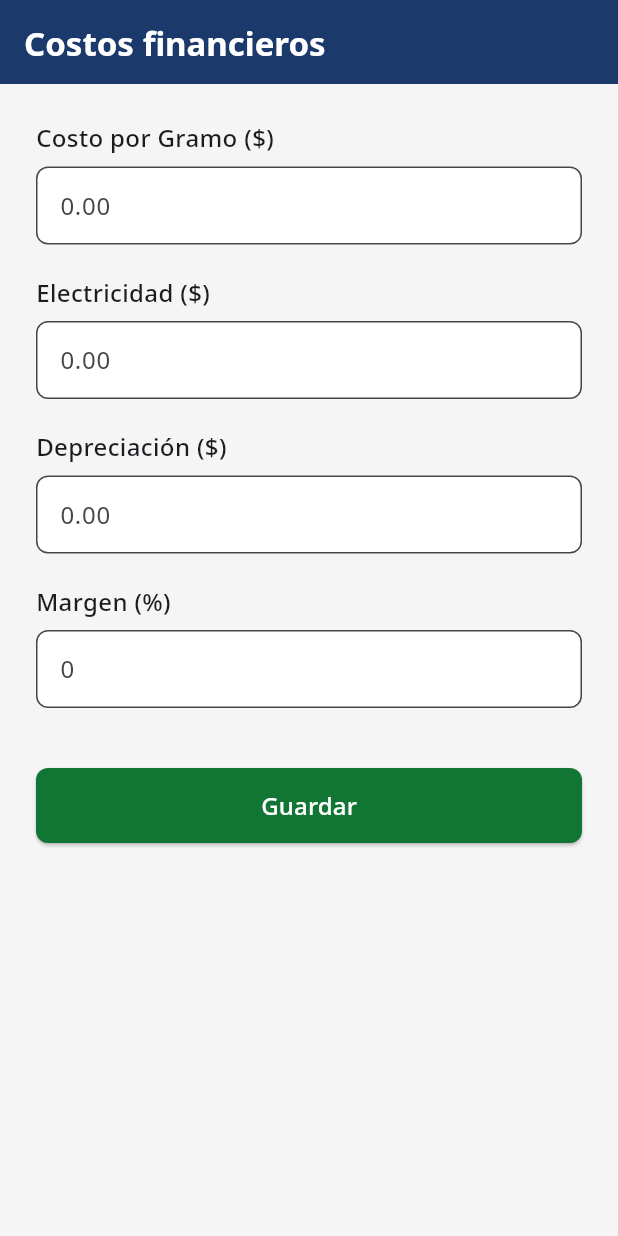
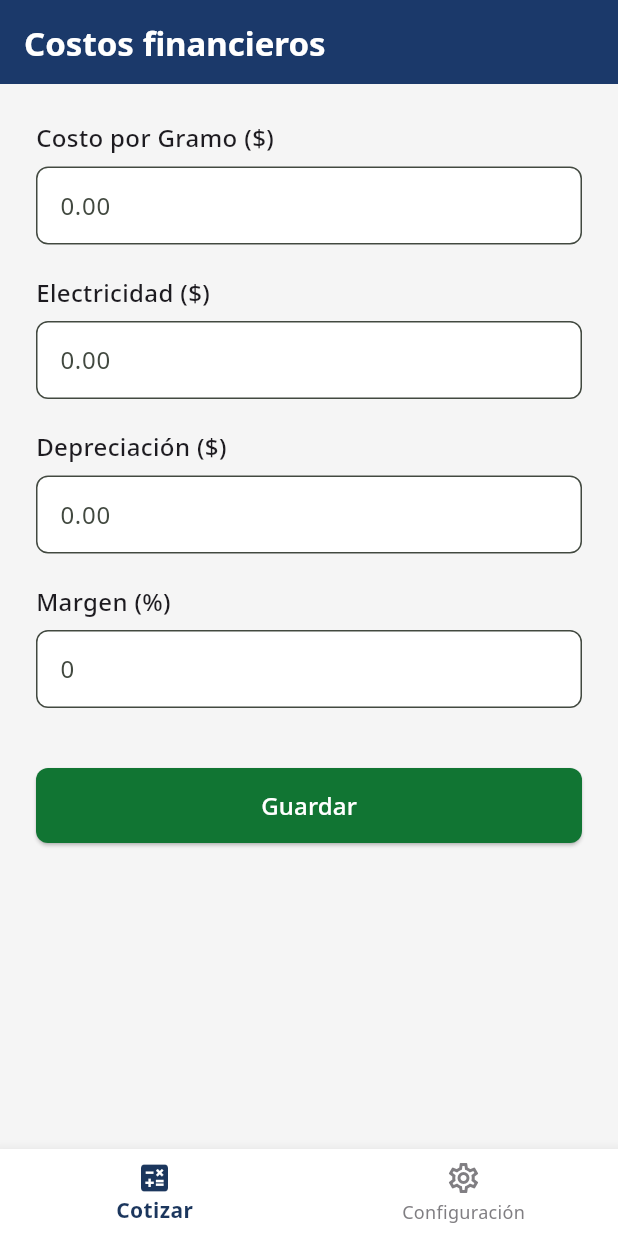
Before and after one commit to hazahart/sis_impresion_3d, a Flutter app: the screen it shows after launch, on a phone screen of 412 x 824 dp. Run offline on Flutter 3.47's test engine with Material 3 defaults, Android fonts, the phone set to English and light mode, and no system bars; our stand-ins replace cloud_firestore, firebase_core, flutter_riverpod, google_fonts; accounts and stored records are empty.

Commit message:
home screen

```diff
--- a/lib/main.dart
+++ b/lib/main.dart
@@ -2,6 +2,7 @@ import 'package:flutter/material.dart';
 import 'package:firebase_core/firebase_core.dart';
 import 'package:flutter_riverpod/flutter_riverpod.dart';
 import 'package:google_fonts/google_fonts.dart';
+import 'package:sis_impresion_3d/ui/screens/home_screen.dart';
 
 import 'firebase_options.dart';
 import 'ui/screens/configuracion_screen.dart';
@@ -34,9 +35,11 @@ class SisImpresion3DApp extends StatelessWidget {
           Theme.of(context).textTheme
         ),
       ),
-      initialRoute: "/config_financiera",
+      initialRoute: "/home",
       routes: {
+        "/home": (context) => const HomeScreen(),
         "/config_financiera": (context) => const ConfiguracionScreen(),
+        // "/cotizacion": (context) => const CotizacionScreen(),
       },
     );
   }
--- /dev/null
+++ b/lib/ui/screens/home_screen.dart
@@ -0,0 +1,50 @@
+import 'package:flutter/material.dart';
+import 'configuracion_screen.dart';
+
+class HomeScreen extends StatefulWidget {
+  const HomeScreen({super.key});
+
+  @override
+  State<HomeScreen> createState() => _HomeScreenState();
+}
+
+class _HomeScreenState extends State<HomeScreen> {
+  int _indiceActual = 0;
+
+  final List<Widget> _pantallas = [
+    // const CotizacionScreen(),
+    const ConfiguracionScreen(),
+  ];
+
+  @override
+  Widget build(BuildContext context) {
+    return Scaffold(
+      body: _pantallas[_indiceActual],
+
+      bottomNavigationBar: BottomNavigationBar(
+        currentIndex: _indiceActual,
+        onTap: (index) {
+          setState(() {
+            _indiceActual = index;
+          });
+        },
+        backgroundColor: Colors.white,
+        selectedItemColor: const Color(0xFF1B365D),
+        unselectedItemColor: Color(0xFF807E82),
+        selectedLabelStyle: const TextStyle(fontWeight: FontWeight.bold),
+        items: const [
+          BottomNavigationBarItem(
+            icon: Icon(Icons.calculate_outlined),
+            activeIcon: Icon(Icons.calculate),
+            label: 'Cotizar',
+          ),
+          BottomNavigationBarItem(
+            icon: Icon(Icons.settings_outlined),
+            activeIcon: Icon(Icons.settings),
+            label: 'Configuración',
+          ),
+        ],
+      ),
+    );
+  }
+}
```
